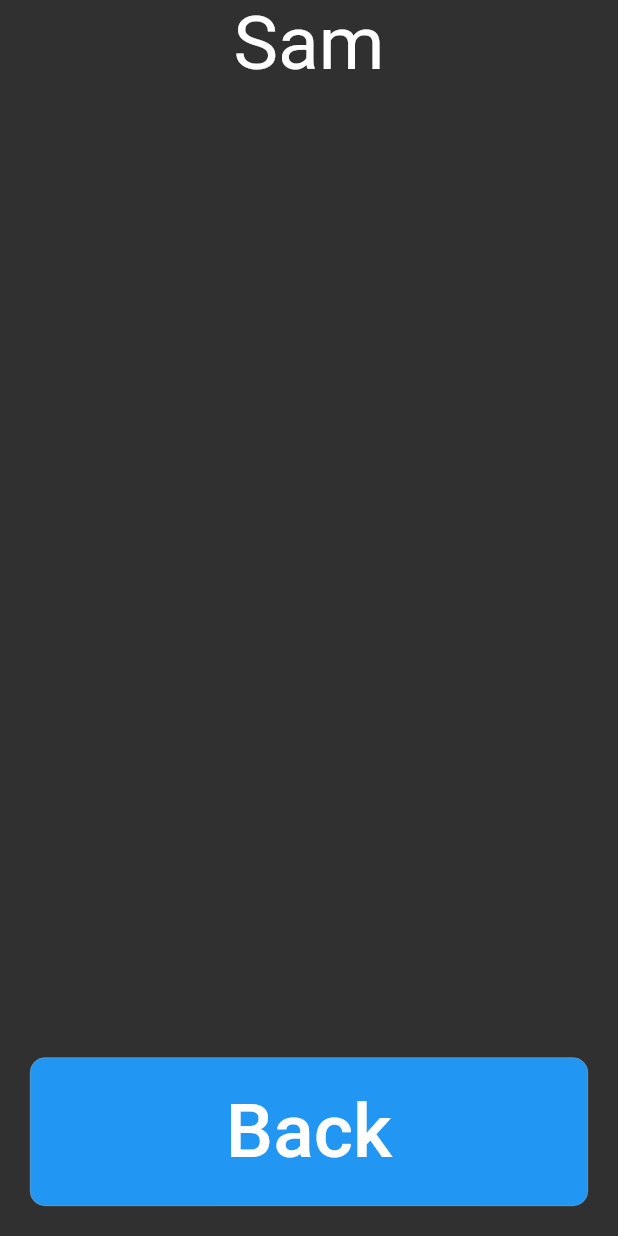
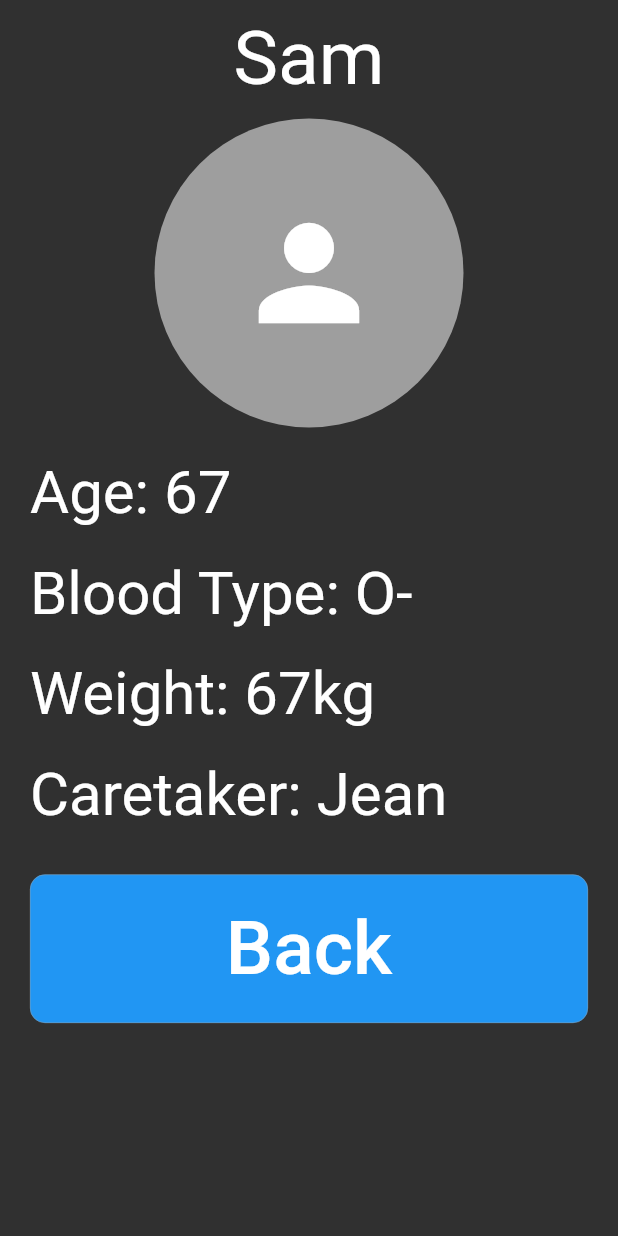
Before and after one commit to undroo/VCare, a Flutter app: the AccountScreen screen opened by its route, on a phone screen of 412 x 824 dp. Run offline on Flutter 3.47's test engine with Material 2 defaults, Android fonts, the phone set to English and light mode, and no system bars; our stand-ins replace auto_size_text.

Commit message:
final bit

```diff
--- a/lib/Screens/account_screen.dart
+++ b/lib/Screens/account_screen.dart
@@ -12,10 +12,38 @@ class _AccountScreenState extends State<AccountScreen> {
     return Scaffold(
       body: SafeArea(
         child: Column(
-          mainAxisAlignment: MainAxisAlignment.spaceBetween,
           crossAxisAlignment: CrossAxisAlignment.stretch,
           children: <Widget>[
+            SizedBox(height: 10),
             Center(child: Text('Sam', style: TextStyle(fontSize: 50))),
+            Padding(
+              padding: const EdgeInsets.all(10.0),
+              child: Container(
+                height: MediaQuery.of(context).size.width * 0.5,
+                width: MediaQuery.of(context).size.width * 0.5,
+                decoration: BoxDecoration(
+                  shape: BoxShape.circle,
+                  color: Colors.grey,
+                ),
+                child: Icon(Icons.person, size: 100),
+              ),
+            ),
+            Padding(
+              padding: const EdgeInsets.fromLTRB(20.0, 10, 20, 10),
+              child: Text('Age: 67', style: TextStyle(fontSize: 40)),
+            ),
+            Padding(
+              padding: const EdgeInsets.fromLTRB(20.0, 10, 20, 10),
+              child: Text('Blood Type: O-', style: TextStyle(fontSize: 40)),
+            ),
+            Padding(
+              padding: const EdgeInsets.fromLTRB(20.0, 10, 20, 10),
+              child: Text('Weight: 67kg', style: TextStyle(fontSize: 40)),
+            ),
+            Padding(
+              padding: const EdgeInsets.fromLTRB(20.0, 10, 20, 10),
+              child: Text('Caretaker: Jean', style: TextStyle(fontSize: 40)),
+            ),
             Padding(
               padding: const EdgeInsets.all(20.0),
               child: FlatButton(
--- a/lib/Screens/checkin_screen.dart
+++ b/lib/Screens/checkin_screen.dart
@@ -19,10 +19,12 @@ class _CheckInScreenState extends State<CheckInScreen> {
           children: <Widget>[
             Column(
               children: <Widget>[
+                SizedBox(height: 30),
                 Padding(
                   padding: const EdgeInsets.all(5),
                   child: CheckboxListTile(
-                    title: Text('10am Check-in'),
+                    title:
+                        Text('10am Check-in', style: TextStyle(fontSize: 30)),
                     value: check1,
                     onChanged: (result) {
                       setState(() {
@@ -34,7 +36,7 @@ class _CheckInScreenState extends State<CheckInScreen> {
                 Padding(
                   padding: const EdgeInsets.all(5),
                   child: CheckboxListTile(
-                    title: Text('3pm Check-in'),
+                    title: Text('3pm Check-in', style: TextStyle(fontSize: 30)),
                     value: check2,
                     onChanged: (result) {
                       setState(() {
```
